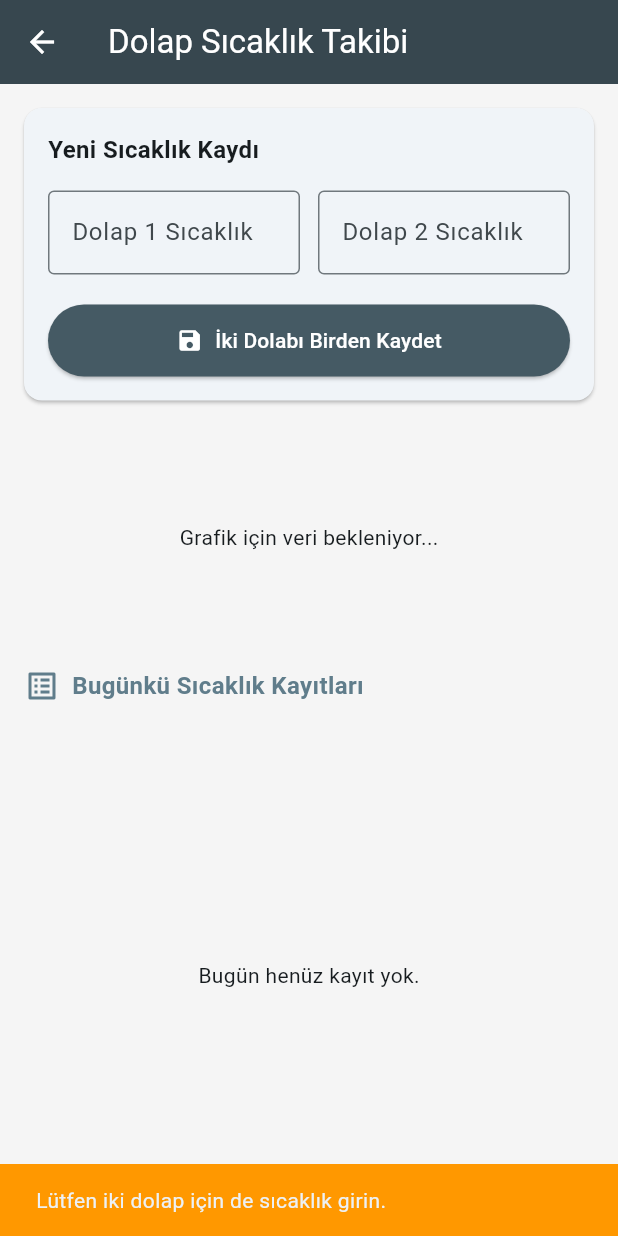
After one commit to giteXceps/OlleysAPP, a Flutter app: the DolapSicaklikEkrani screen opened directly, after a tap on "İki Dolabı Birden Kaydet", on a phone screen of 412 x 824 dp. The commit adds this screen. Run offline on Flutter 3.47's test engine with Material 3 defaults, Android fonts, the phone set to English and light mode, and no system bars; our stand-ins replace cloud_firestore, firebase_core, fl_chart; accounts and stored records are empty.

Commit message:
dolap_sicaklik_ekrani

```diff
--- a/lib/ekranlar/coffee_go_ana_ekrani.dart
+++ b/lib/ekranlar/coffee_go_ana_ekrani.dart
@@ -2,6 +2,7 @@ import 'package:flutter/material.dart';
 import 'pasta_takip_ekrani.dart';
 import 'demleme_ekrani.dart';
 import 'giris_ekrani.dart';
+import 'dolap_sicaklik_ekrani.dart';
 
 class CoffeeGoAnaEkrani extends StatelessWidget {
   const CoffeeGoAnaEkrani({super.key});
@@ -51,8 +52,8 @@ class CoffeeGoAnaEkrani extends StatelessWidget {
               baslik: 'Dolap Sıcaklığı',
               ikon: Icons.ac_unit,
               renk: Colors.blue,
-              aciklama: '3 saatte bir dolap derecelerini kontrol et ve not al.',
-              sayfa: null,
+              aciklama: 'Dolap sıcaklıklarını kaydet ve günlük takip et.',
+              sayfa: const DolapSicaklikEkrani(), // null yerine bu
             ),
             _islemKarti(
               context,
--- /dev/null
+++ b/lib/ekranlar/dolap_sicaklik_ekrani.dart
@@ -0,0 +1,433 @@
+import 'package:flutter/material.dart';
+import 'package:cloud_firestore/cloud_firestore.dart';
+import 'package:intl/intl.dart';
+import 'package:fl_chart/fl_chart.dart'; // Grafik için
+
+class DolapSicaklikEkrani extends StatefulWidget {
+  const DolapSicaklikEkrani({super.key});
+
+  @override
+  State<DolapSicaklikEkrani> createState() => _DolapSicaklikEkraniState();
+}
+
+class _DolapSicaklikEkraniState extends State<DolapSicaklikEkrani> {
+  final TextEditingController _sicaklik1Controller = TextEditingController();
+  final TextEditingController _sicaklik2Controller = TextEditingController();
+  bool _kaydediliyor = false;
+
+  Future<void> _kaydet() async {
+    final s1Text = _sicaklik1Controller.text.trim();
+    final s2Text = _sicaklik2Controller.text.trim();
+
+    if (s1Text.isEmpty || s2Text.isEmpty) {
+      ScaffoldMessenger.of(context).showSnackBar(
+        const SnackBar(
+          content: Text('Lütfen iki dolap için de sıcaklık girin.'),
+          backgroundColor: Colors.orange,
+        ),
+      );
+      return;
+    }
+
+    final double? sicaklik1 = double.tryParse(s1Text);
+    final double? sicaklik2 = double.tryParse(s2Text);
+
+    if (sicaklik1 == null || sicaklik2 == null) {
+      ScaffoldMessenger.of(context).showSnackBar(
+        const SnackBar(
+          content: Text('Geçerli sayısal değerler girin.'),
+          backgroundColor: Colors.orange,
+        ),
+      );
+      return;
+    }
+
+    setState(() => _kaydediliyor = true);
+
+    try {
+      final now = DateTime.now();
+      final silinmeZamani = now.add(const Duration(days: 90));
+      final batch = FirebaseFirestore.instance.batch();
+
+      final doc1Ref = FirebaseFirestore.instance
+          .collection('dolap_sicakliklari')
+          .doc();
+      batch.set(doc1Ref, {
+        'dolap': 'Dolap 1',
+        'sicaklik': sicaklik1,
+        'kayitZamani': now,
+        'tarih': DateFormat('yyyy-MM-dd').format(now),
+        'silinmeZamani': silinmeZamani,
+      });
+
+      final doc2Ref = FirebaseFirestore.instance
+          .collection('dolap_sicakliklari')
+          .doc();
+      batch.set(doc2Ref, {
+        'dolap': 'Dolap 2',
+        'sicaklik': sicaklik2,
+        'kayitZamani': now,
+        'tarih': DateFormat('yyyy-MM-dd').format(now),
+        'silinmeZamani': silinmeZamani,
+      });
+
+      await batch.commit();
+
+      _sicaklik1Controller.clear();
+      _sicaklik2Controller.clear();
+
+      if (!mounted) return;
+      ScaffoldMessenger.of(context).showSnackBar(
+        const SnackBar(
+          content: Text('Her iki dolap sıcaklığı kaydedildi.'),
+          backgroundColor: Colors.green,
+        ),
+      );
+    } catch (e) {
+      if (!mounted) return;
+      ScaffoldMessenger.of(context).showSnackBar(
+        SnackBar(content: Text('Hata: $e'), backgroundColor: Colors.red),
+      );
+    } finally {
+      if (mounted) setState(() => _kaydediliyor = false);
+    }
+  }
+
+  @override
+  void dispose() {
+    _sicaklik1Controller.dispose();
+    _sicaklik2Controller.dispose();
+    super.dispose();
+  }
+
+  // --------------------------------------------------------------
+  // GRAFİK OLUŞTURMA FONKSİYONU
+  // --------------------------------------------------------------
+  Widget _buildGrafik(List<QueryDocumentSnapshot> docs) {
+    // Verileri zamana göre sırala (eskiden yeniye)
+    final sorted = [...docs]
+      ..sort((a, b) {
+        final aTime = (a['kayitZamani'] as Timestamp).toDate();
+        final bTime = (b['kayitZamani'] as Timestamp).toDate();
+        return aTime.compareTo(bTime);
+      });
+
+    // Dolap 1 ve Dolap 2 için ayrı noktalar
+    final List<FlSpot> spotsDolap1 = [];
+    final List<FlSpot> spotsDolap2 = [];
+
+    // Zaman indeksi olarak dakika cinsinden fark kullanacağız (basitlik için)
+    DateTime? ilkZaman;
+    for (var doc in sorted) {
+      final zaman = (doc['kayitZamani'] as Timestamp).toDate();
+      final sicaklik = (doc['sicaklik'] as num).toDouble();
+      final dolap = doc['dolap'] as String;
+
+      if (ilkZaman == null) ilkZaman = zaman;
+      final double x = zaman.difference(ilkZaman!).inMinutes.toDouble();
+
+      if (dolap == 'Dolap 1') {
+        spotsDolap1.add(FlSpot(x, sicaklik));
+      } else {
+        spotsDolap2.add(FlSpot(x, sicaklik));
+      }
+    }
+
+    // Eğer hiç veri yoksa veya sadece bir nokta varsa grafik yerine mesaj göster
+    if (docs.isEmpty || (spotsDolap1.isEmpty && spotsDolap2.isEmpty)) {
+      return const SizedBox(
+        height: 150,
+        child: Center(child: Text('Grafik için yeterli veri yok')),
+      );
+    }
+
+    // Maksimum sıcaklık değerini bul (grafik yüksekliği için)
+    double maxY = 0;
+    for (var spot in [...spotsDolap1, ...spotsDolap2]) {
+      if (spot.y > maxY) maxY = spot.y;
+    }
+    maxY = maxY + 5; // Biraz boşluk
+
+    // Min X ve max X
+    double minX = 0;
+    double maxX = 0;
+    if (spotsDolap1.isNotEmpty) {
+      minX = spotsDolap1.first.x;
+      maxX = spotsDolap1.last.x;
+    }
+    if (spotsDolap2.isNotEmpty) {
+      if (spotsDolap2.first.x < minX) minX = spotsDolap2.first.x;
+      if (spotsDolap2.last.x > maxX) maxX = spotsDolap2.last.x;
+    }
+
+    return Container(
+      height: 200,
+      padding: const EdgeInsets.all(8),
+      decoration: BoxDecoration(
+        color: Colors.white,
+        borderRadius: BorderRadius.circular(12),
+      ),
+      child: LineChart(
+        LineChartData(
+          gridData: FlGridData(show: true, drawVerticalLine: false),
+          titlesData: FlTitlesData(
+            leftTitles: AxisTitles(
+              sideTitles: SideTitles(
+                showTitles: true,
+                reservedSize: 35,
+                interval: 5,
+                getTitlesWidget: (value, meta) {
+                  return Text(
+                    '${value.toInt()}°',
+                    style: const TextStyle(fontSize: 10),
+                  );
+                },
+              ),
+            ),
+            bottomTitles: AxisTitles(
+              sideTitles: SideTitles(
+                showTitles: true,
+                reservedSize: 22,
+                interval: 60, // her 60 dakikada bir etiket
+                getTitlesWidget: (value, meta) {
+                  if (ilkZaman == null) return const Text('');
+                  final zaman = ilkZaman!.add(Duration(minutes: value.toInt()));
+                  return Text(
+                    DateFormat('HH:mm').format(zaman),
+                    style: const TextStyle(fontSize: 10),
+                  );
+                },
+              ),
+            ),
+            rightTitles: AxisTitles(sideTitles: SideTitles(showTitles: false)),
+            topTitles: AxisTitles(sideTitles: SideTitles(showTitles: false)),
+          ),
+          borderData: FlBorderData(show: true),
+          minX: minX,
+          maxX: maxX,
+          minY: 0,
+          maxY: maxY,
+          lineBarsData: [
+            // Dolap 1 Çizgisi (Mavi)
+            if (spotsDolap1.isNotEmpty)
+              LineChartBarData(
+                spots: spotsDolap1,
+                isCurved: true,
+                color: Colors.blue,
+                barWidth: 3,
+                isStrokeCapRound: true,
+                dotData: FlDotData(show: true),
+                belowBarData: BarAreaData(show: false),
+              ),
+            // Dolap 2 Çizgisi (Turuncu)
+            if (spotsDolap2.isNotEmpty)
+              LineChartBarData(
+                spots: spotsDolap2,
+                isCurved: true,
+                color: Colors.orange,
+                barWidth: 3,
+                isStrokeCapRound: true,
+                dotData: FlDotData(show: true),
+                belowBarData: BarAreaData(show: false),
+              ),
+          ],
+          lineTouchData: LineTouchData(
+            touchTooltipData: LineTouchTooltipData(
+              getTooltipItems: (touchedSpots) {
+                return touchedSpots.map((spot) {
+                  final isDolap1 = spotsDolap1.contains(spot);
+                  return LineTooltipItem(
+                    '${isDolap1 ? "Dolap 1" : "Dolap 2"}\n${spot.y.toStringAsFixed(1)}°C',
+                    const TextStyle(color: Colors.white, fontSize: 12),
+                  );
+                }).toList();
+              },
+            ),
+          ),
+        ),
+      ),
+    );
+  }
+
+  @override
+  Widget build(BuildContext context) {
+    return Scaffold(
+      backgroundColor: Colors.grey[100],
+      appBar: AppBar(
+        title: const Text('Dolap Sıcaklık Takibi'),
+        backgroundColor: Colors.blueGrey[800],
+        foregroundColor: Colors.white,
+      ),
+      body: Column(
+        children: [
+          // --- Çift Giriş Formu ---
+          Card(
+            margin: const EdgeInsets.all(16),
+            child: Padding(
+              padding: const EdgeInsets.all(16),
+              child: Column(
+                crossAxisAlignment: CrossAxisAlignment.stretch,
+                children: [
+                  const Text(
+                    'Yeni Sıcaklık Kaydı',
+                    style: TextStyle(fontSize: 16, fontWeight: FontWeight.bold),
+                  ),
+                  const SizedBox(height: 16),
+                  Row(
+                    children: [
+                      Expanded(
+                        child: TextField(
+                          controller: _sicaklik1Controller,
+                          keyboardType: const TextInputType.numberWithOptions(
+                            decimal: true,
+                          ),
+                          decoration: const InputDecoration(
+                            labelText: 'Dolap 1 Sıcaklık',
+                            border: OutlineInputBorder(),
+                            suffixText: '°C',
+                          ),
+                        ),
+                      ),
+                      const SizedBox(width: 12),
+                      Expanded(
+                        child: TextField(
+                          controller: _sicaklik2Controller,
+                          keyboardType: const TextInputType.numberWithOptions(
+                            decimal: true,
+                          ),
+                          decoration: const InputDecoration(
+                            labelText: 'Dolap 2 Sıcaklık',
+                            border: OutlineInputBorder(),
+                            suffixText: '°C',
+                          ),
+                        ),
+                      ),
+                    ],
+                  ),
+                  const SizedBox(height: 20),
+                  ElevatedButton.icon(
+                    onPressed: _kaydediliyor ? null : _kaydet,
+                    icon: _kaydediliyor
+                        ? const SizedBox(
+                            width: 20,
+                            height: 20,
+                            child: CircularProgressIndicator(strokeWidth: 2),
+                          )
+                        : const Icon(Icons.save),
+                    label: Text(
+                      _kaydediliyor
+                          ? 'Kaydediliyor...'
+                          : 'İki Dolabı Birden Kaydet',
+                    ),
+                    style: ElevatedButton.styleFrom(
+                      backgroundColor: Colors.blueGrey[700],
+                      foregroundColor: Colors.white,
+                      padding: const EdgeInsets.symmetric(vertical: 14),
+                    ),
+                  ),
+                ],
+              ),
+            ),
+          ),
+
+          // --- GRAFİK ALANI (Bugünkü kayıtlardan) ---
+          StreamBuilder<QuerySnapshot>(
+            stream: FirebaseFirestore.instance
+                .collection('dolap_sicakliklari')
+                .where(
+                  'tarih',
+                  isEqualTo: DateFormat('yyyy-MM-dd').format(DateTime.now()),
+                )
+                .orderBy('kayitZamani', descending: false)
+                .snapshots(),
+            builder: (context, snapshot) {
+              if (snapshot.hasData && snapshot.data!.docs.isNotEmpty) {
+                return Padding(
+                  padding: const EdgeInsets.symmetric(horizontal: 16),
+                  child: _buildGrafik(snapshot.data!.docs),
+                );
+              }
+              return const SizedBox(
+                height: 150,
+                child: Center(child: Text('Grafik için veri bekleniyor...')),
+              );
+            },
+          ),
+
+          const SizedBox(height: 12),
+
+          // --- Bugünkü Kayıtlar Listesi ---
+          const Padding(
+            padding: EdgeInsets.symmetric(horizontal: 16),
+            child: Row(
+              children: [
+                Icon(Icons.list_alt, color: Colors.blueGrey),
+                SizedBox(width: 8),
+                Text(
+                  'Bugünkü Sıcaklık Kayıtları',
+                  style: TextStyle(
+                    fontSize: 16,
+                    fontWeight: FontWeight.bold,
+                    color: Colors.blueGrey,
+                  ),
+                ),
+              ],
+            ),
+          ),
+          const SizedBox(height: 8),
+          Expanded(
+            child: StreamBuilder<QuerySnapshot>(
+              stream: FirebaseFirestore.instance
+                  .collection('dolap_sicakliklari')
+                  .where(
+                    'tarih',
+                    isEqualTo: DateFormat('yyyy-MM-dd').format(DateTime.now()),
+                  )
+                  .orderBy('kayitZamani', descending: true)
+                  .snapshots(),
+              builder: (context, snapshot) {
+                if (snapshot.hasError) {
+                  return Center(child: Text('Hata: ${snapshot.error}'));
+                }
+                if (!snapshot.hasData) {
+                  return const Center(child: CircularProgressIndicator());
+                }
+                final docs = snapshot.data!.docs;
+                if (docs.isEmpty) {
+                  return const Center(child: Text('Bugün henüz kayıt yok.'));
+                }
+                return ListView.builder(
+                  padding: const EdgeInsets.fromLTRB(16, 0, 16, 16),
+                  itemCount: docs.length,
+                  itemBuilder: (context, index) {
+                    final data = docs[index];
+                    final zaman = (data['kayitZamani'] as Timestamp).toDate();
+                    final dolap = data['dolap'];
+                    final sicaklik = data['sicaklik'];
+                    return Card(
+                      margin: const EdgeInsets.only(bottom: 8),
+                      child: ListTile(
+                        leading: CircleAvatar(
+                          backgroundColor: Colors.blueGrey[100],
+                          child: const Icon(
+                            Icons.ac_unit,
+                            color: Colors.blueGrey,
+                          ),
+                        ),
+                        title: Text(
+                          '$dolap — $sicaklik °C',
+                          style: const TextStyle(fontWeight: FontWeight.w600),
+                        ),
+                        subtitle: Text(DateFormat('HH:mm').format(zaman)),
+                      ),
+                    );
+                  },
+                );
+              },
+            ),
+          ),
+        ],
+      ),
+    );
+  }
+}
```
Also changed, not shown: lib/ekranlar/root_yonetim_ekrani.dart (+11 -14 lines).
